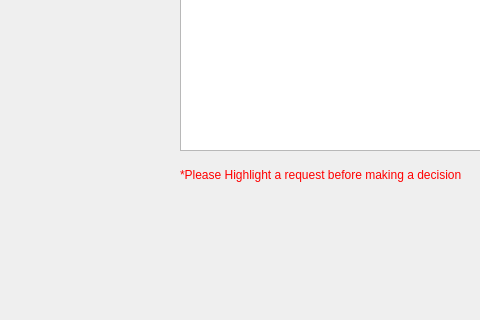
omar-rabeh-18/LibraryManagementSystem, file LibraryManagementSystem/librarian.ui: the form before one commit; both pictures show x 0 to 480 and y 230 to 550 of the 696 by 550 pixel window.
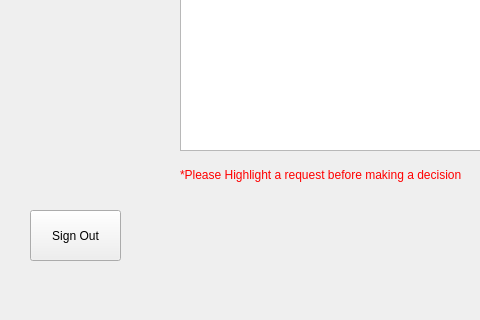
The form after the commit.

Commit message: Corrections to The Librarian Class

What changed in the file:
```diff
--- a/LibraryManagementSystem/librarian.ui
+++ b/LibraryManagementSystem/librarian.ui
@@ -75,6 +75,19 @@
     <string>&lt;html&gt;&lt;head/&gt;&lt;body&gt;&lt;p&gt;&lt;span style=&quot; color:#ff0000;&quot;&gt;*Please Highlight a request before making a decision&lt;/span&gt;&lt;/p&gt;&lt;/body&gt;&lt;/html&gt;</string>
    </property>
   </widget>
+  <widget class="QPushButton" name="signOutPushButton">
+   <property name="geometry">
+    <rect>
+     <x>30</x>
+     <y>440</y>
+     <width>91</width>
+     <height>51</height>
+    </rect>
+   </property>
+   <property name="text">
+    <string>Sign Out</string>
+   </property>
+  </widget>
  </widget>
  <resources/>
  <connections/>
```
The commit also changes 9 other files.
